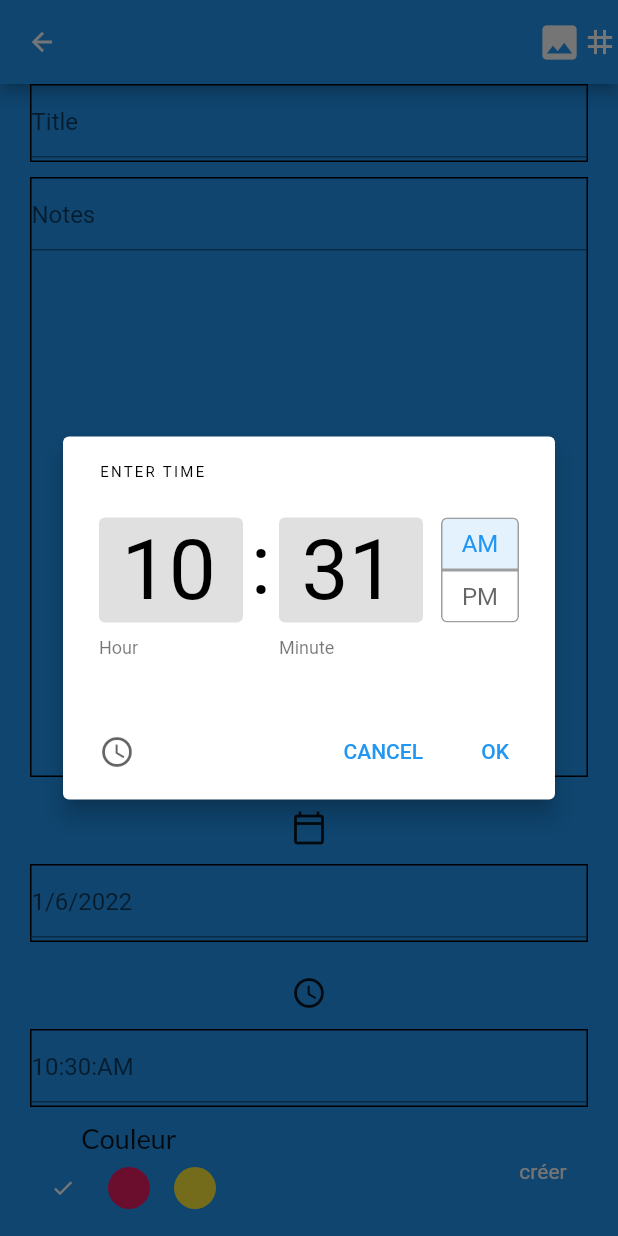
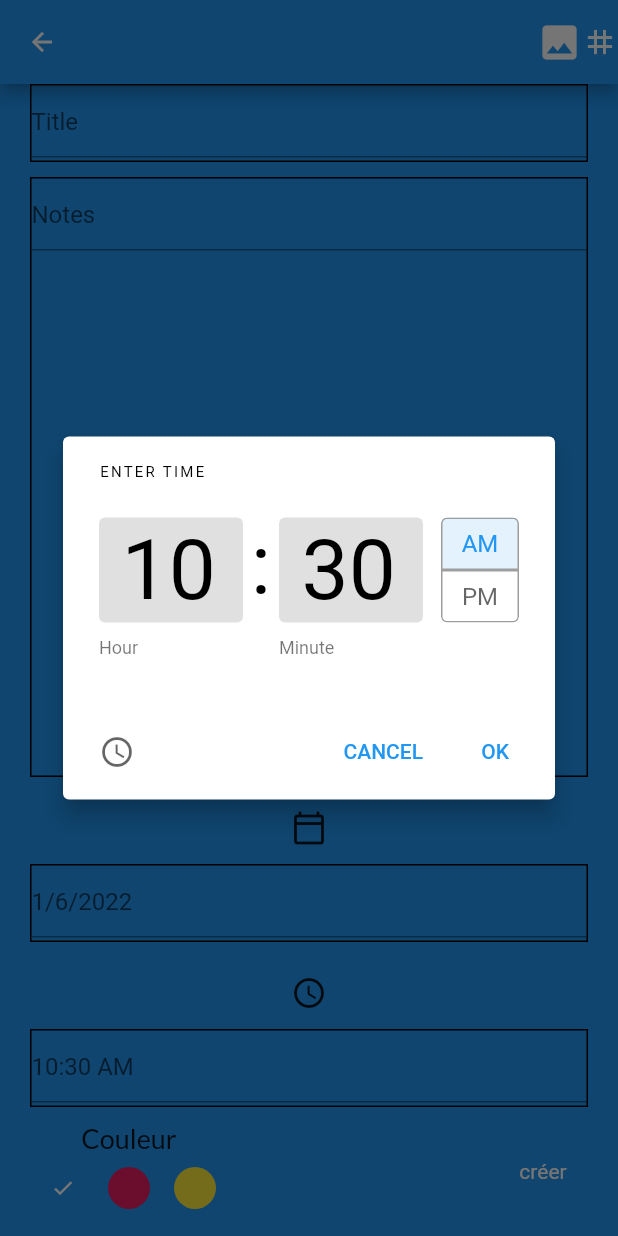
Before and after one commit to leonardfrot/project, a Flutter app: the AddNotePage screen opened directly, after a tap on the "access time" icon, on a phone screen of 412 x 824 dp. Run offline on Flutter 3.47's test engine with Material 2 defaults, Android fonts, the phone set to English and light mode, and no system bars; our stand-ins replace cloud_firestore, firebase_auth, firebase_core, flutter_local_notifications, get, get_storage and 3 more; missing offline and left inert: textfield_tags; accounts and stored records are empty.

Commit message:
correction timepicker

```diff
--- a/lib/ui/add_note_page.dart
+++ b/lib/ui/add_note_page.dart
@@ -49,7 +49,7 @@ class _AddNotePageState extends State<AddNotePage> {
   DateTime _selectedDate = DateTime.now();
 
   late String _alertTime =
-      DateFormat("hh:mm:a").format(DateTime.now()).toString();
+      DateFormat("hh:mm a").format(DateTime.now()).toString();
   int _selectedColor = 0;
 
   @override
@@ -300,6 +300,25 @@ class _AddNotePageState extends State<AddNotePage> {
     }
   }
 
+   _showTimePicker() {
+
+    print(_alertTime);
+
+    return showTimePicker(
+
+
+        initialEntryMode: TimePickerEntryMode.input,
+        context: context,
+
+        initialTime: TimeOfDay(
+            // on adapte au pattern d'alert time
+            hour:   _alertTime.split(":")[1].split(" ")[1] == "PM"? int.parse(_alertTime.split(":")[0])+12: int.parse(_alertTime.split(":")[0]),
+            minute: int.parse(_alertTime.split(":")[1].split(" ")[0] )
+
+            ));
+  }
+
+
   _getTimeFromUser() async {
     var pickedTime = await _showTimePicker();
     String _formatedTime = pickedTime.format(context);
@@ -315,13 +334,13 @@ class _AddNotePageState extends State<AddNotePage> {
     } else {
       setState(() {
         _alertTime = _formatedTime;
-        int minute = int.parse(_alertTime.split(":")[1].split(" ")[0]);
+        int minute = int.parse(_alertTime.split(":")[1].split(" ")[0] );
         int hourBetween0and12 = int.parse(_alertTime.split(":")[0]);
         int hour;
         bool pm = false;
 
 
-        _alertTime.split(":")[1].split(" ")[1]== "PM"? pm = true: pm = false;
+       _alertTime.split(":")[1].split(" ")[1] == "PM"? pm = true: pm = false;
 
         pm?hour= hourBetween0and12 + 12: hour = hourBetween0and12;
 
@@ -353,6 +372,8 @@ class _AddNotePageState extends State<AddNotePage> {
 
 
 
+
+
   Future _selectImage() async {
     final image = await ImagePicker().pickImage(source: ImageSource.gallery);
     if(image == null){
@@ -374,21 +395,7 @@ class _AddNotePageState extends State<AddNotePage> {
 
   }
 
-  _showTimePicker() {
 
-    print(_alertTime);
-
-    return showTimePicker(
-
-
-        initialEntryMode: TimePickerEntryMode.input,
-        context: context,
-
-        initialTime: TimeOfDay(
-            // on adapte au pattern d'alert time
-            hour:   updating? _alertTime.split(":")[1].split(" ")[1]== "PM"? int.parse(_alertTime.split(":")[0])+12: int.parse(_alertTime.split(":")[0])+12:_alertTime.split(":")[2] == "PM"? int.parse(_alertTime.split(":")[0])+12: int.parse(_alertTime.split(":")[0]),
-            minute: int.parse(_alertTime.split(":")[1].split(" ")[0])+1));
-  }
 
 
   _insertNote() async {
```
Also changed, not shown: lib/view/hompage.dart (+12 -3 lines).
